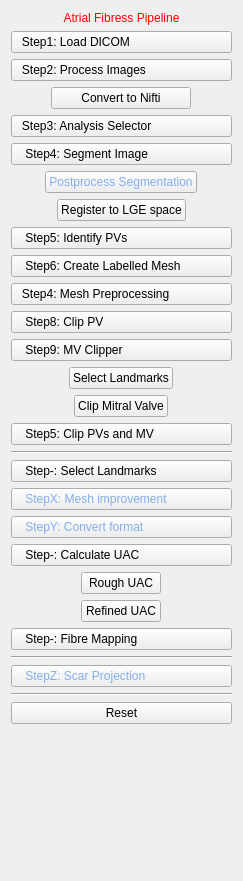
Before: the Qt Designer form CemrgApp/Plugins/kcl.cemrgapp.atrialfibres/src/internal/AtrialFibresViewControls.ui in OpenHeartDevelopers/CemrgApp, drawn with Qt 5.
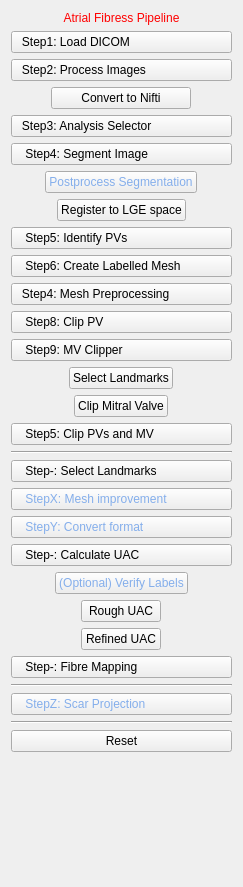
After: the same form once the commit is applied.

Commit message: [feature] check label connectivity for UAC calculations - start

The edit to the form file:
```diff
--- a/CemrgApp/Plugins/kcl.cemrgapp.atrialfibres/src/internal/AtrialFibresViewControls.ui
+++ b/CemrgApp/Plugins/kcl.cemrgapp.atrialfibres/src/internal/AtrialFibresViewControls.ui
@@ -7,7 +7,7 @@
     <x>0</x>
     <y>0</y>
     <width>243</width>
-    <height>881</height>
+    <height>887</height>
    </rect>
   </property>
   <property name="font">
@@ -258,6 +258,16 @@
      </property>
     </widget>
    </item>
+   <item alignment="Qt::AlignHCenter">
+    <widget class="QPushButton" name="button_0_3_checklabels">
+     <property name="styleSheet">
+      <string notr="true">color: rgb(132, 174, 235);</string>
+     </property>
+     <property name="text">
+      <string>(Optional) Verify Labels</string>
+     </property>
+    </widget>
+   </item>
    <item alignment="Qt::AlignHCenter">
     <widget class="QPushButton" name="button_0_1_uacRough">
      <property name="text">
```
The commit also changes 7 other files.
